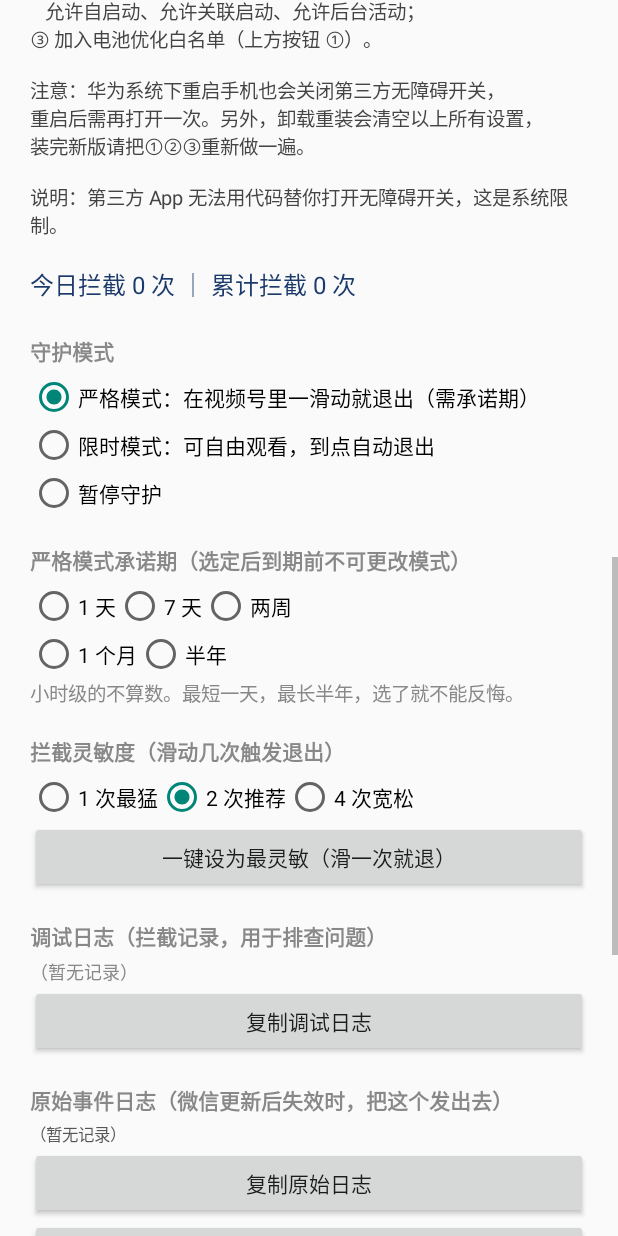
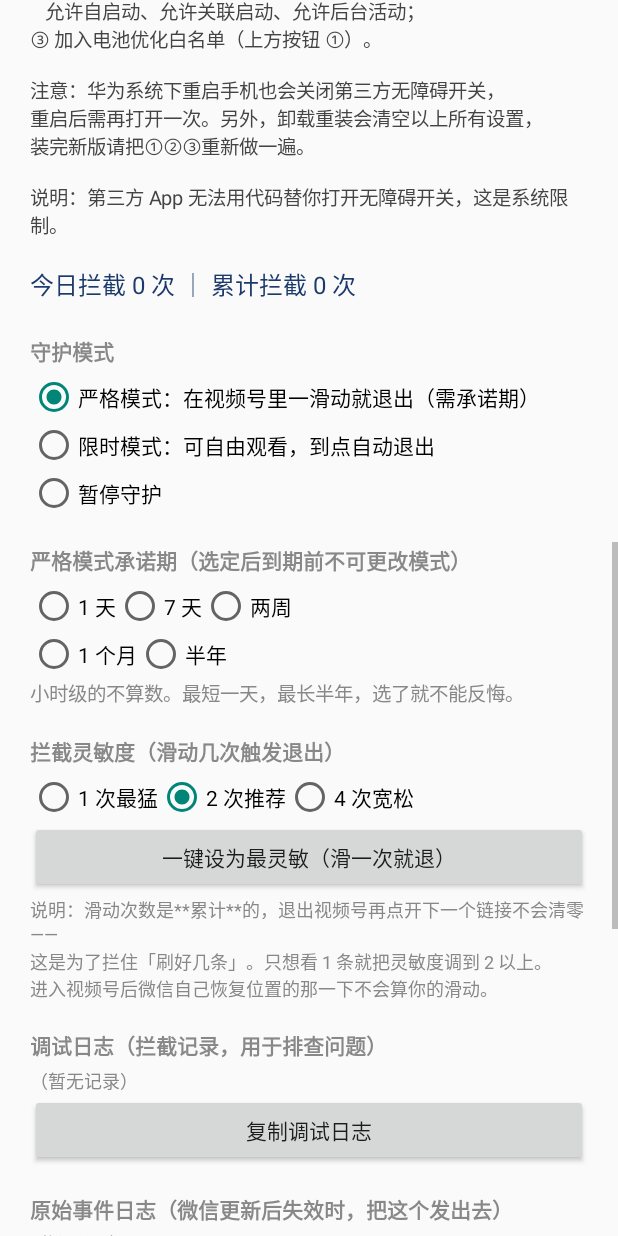
Before and after one commit to coopermary952-ship-it/ChannelsGuard, an Android app: the screen it shows after launch (MainActivity), scrolled down 1153 dp, on a phone screen of 412 x 824 dp. Run offline under Robolectric (Android 15) with nearby library versions, the phone set to English and light mode, and no system bars.

Commit message:
fix: v2.11 第三次原地修复（版本号不变）：按真机诊断包定位「刷好几条都不拦」
诊断包（2026-11-23）给出的三个决定性事实:
1. 每条滑动日志都是「(宽限期内连滑)」且阈值恒为 3 —— 宽限期把阈值**抬高**了,
   而用户的第一次真实滑动总是落在窗口内 → 永远不算数
2. cnt 序列 18:44:48→0 / 18:45:29→0 / 17:50:39→0 —— **每次进入视频号计数清零**,
   「刷好几条」永远攒不够阈值
3. 18:47:12 同一秒 30 条 ΔY=0 滑动 —— 微信进视频号时批量爆发假滚动事件,
   一瞬间打满计数 → 误退（上次拦截时间戳正是 18:47:12）

修复:
1. 宽限期语义从「抬阈值」改为「窗口内不计数」: 微信恢复浏览位置的滚动不计数,
   窗口外一律按灵敏度计数 → 滑 2 下就拦
2. 滑动计数**跨进入保留**, 只有真正回到桌面/微信主界面才清零
   (退出视频号再点开下一个链接视为连续刷, 应累计)
3. 新增 300ms 去抖: 300ms 内的重复滚动事件算同一次滑动, 消除同秒批量假事件
4. 调试日志: 滑动记录改为采样(每 5 条记 1 条 + 临近阈值必记), 上限 30→60 行,
   「拦截」记录不再被滑动记录挤掉
5. MainActivity 补充灵敏度语义说明

已用诊断包时间线复算验证: 滑 2 下触发拦截; 30 条同秒爆发后计数 0(误退消除)。
版本号(versionName 2.11 / versionCode 13)与签名均未变, 覆盖上传至 Release v2.11。

另: 本次 gh 活跃账号又被切回 stanbee1253(对该仓库仅 pull 权限), 导致上传报 404;
   切回 coopermary952-ship-it 后正常。**发布前务必确认 gh auth status 的活跃账号。**

```diff
--- a/app/src/main/java/com/xingyuan/channelsguard/MainActivity.java
+++ b/app/src/main/java/com/xingyuan/channelsguard/MainActivity.java
@@ -254,6 +254,15 @@ public class MainActivity extends Activity {
             Toast.makeText(this, "已设为 1 次触发，立即生效", Toast.LENGTH_SHORT).show();
         });
         root.addView(sensMax);
+
+        TextView sensNote = new TextView(this);
+        sensNote.setTextSize(12);
+        sensNote.setTextColor(Color.GRAY);
+        sensNote.setPadding(0, dp(2), 0, 0);
+        sensNote.setText("说明：滑动次数是**累计**的，退出视频号再点开下一个链接不会清零——\n"
+                + "这是为了拦住「刷好几条」。只想看 1 条就把灵敏度调到 2 以上。\n"
+                + "进入视频号后微信自己恢复位置的那一下不会算你的滑动。");
+        root.addView(sensNote);
 
         TextView debugLabel = sectionLabel("调试日志（拦截记录，用于排查问题）");
         root.addView(debugLabel);
```
Also changed, not shown: app/src/main/java/com/xingyuan/channelsguard/GuardService.java (+39 -17 lines).
